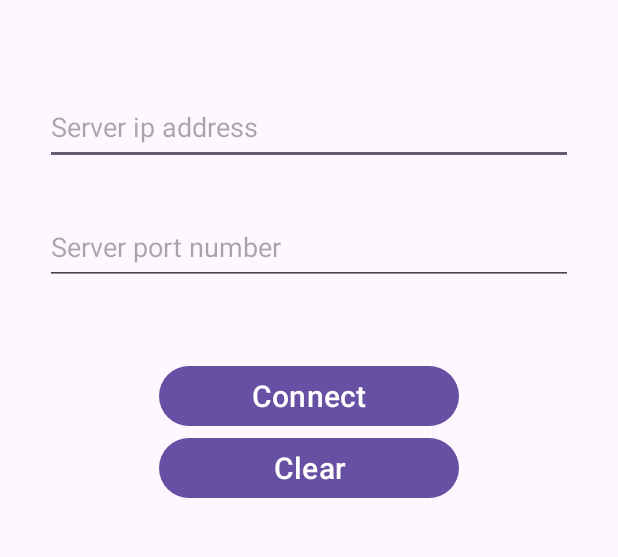
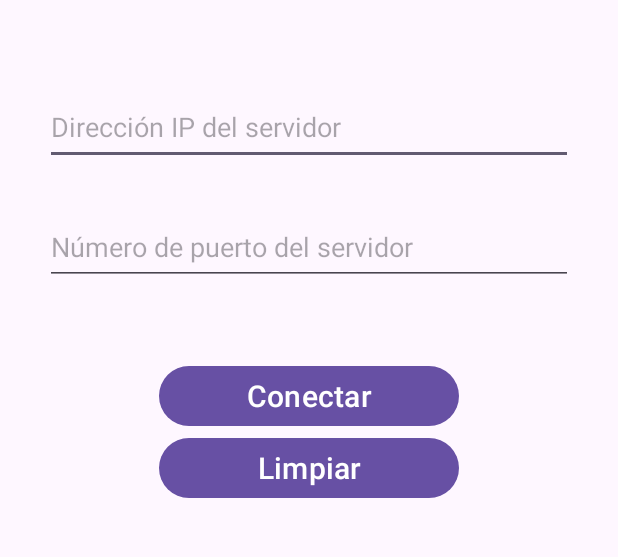
Before and after one commit to di-saldana/ChatApp, an Android app: the screen it shows after launch (LoginActivity), on a phone screen of 412 x 824 dp, the part 127-684 px from its top. Run offline under Robolectric (Android 15) with nearby library versions, the phone set to English and light mode, and no system bars.

Commit message:
Added documentation

```diff
--- a/app/src/main/java/es/ua/eps/chatapp/Client.kt
+++ b/app/src/main/java/es/ua/eps/chatapp/Client.kt
@@ -1,9 +1,11 @@
 package es.ua.eps.chatapp
 
+// Objeto singleton para el cliente del chat
 object ClientSingleton {
     lateinit var chatClient: ChatClient
         private set
 
+    // Función para inicializar el cliente del chat
     fun initialize() {
         chatClient = ChatClient()
     }
--- a/app/src/main/java/es/ua/eps/chatapp/LoginActivity.kt
+++ b/app/src/main/java/es/ua/eps/chatapp/LoginActivity.kt
@@ -6,6 +6,7 @@ import android.widget.Button
 import android.widget.EditText
 import androidx.appcompat.app.AppCompatActivity
 import kotlin.concurrent.thread
+
 class LoginActivity : AppCompatActivity() {
     private lateinit var editTextAddress: EditText
     private lateinit var editTextPort: EditText
@@ -23,19 +24,24 @@ class LoginActivity : AppCompatActivity() {
         buttonConnect = findViewById(R.id.connectButton)
         buttonClear = findViewById(R.id.clearButton)
 
+        // Establecer el evento onClickListener para el botón de conexión
         buttonConnect.setOnClickListener {
             val server_ip = editTextAddress.text.toString()
             val server_port = editTextPort.text.toString().toInt()
 
+            // Crear un hilo para realizar la conexión con el servidor en segundo plano
             thread {
                 ClientSingleton.chatClient.connect(server_ip, server_port)
             }
 
+            // Crear una instancia de la actividad principal y comenzarla
             val intent = Intent(this, MainActivity::class.java)
             startActivity(intent)
         }
 
+        // Establecer el evento onClickListener para el botón de clear
         buttonClear.setOnClickListener {
+            // Limpiar los campos de dirección y puerto
             editTextAddress.text.clear()
             editTextPort.text.clear()
         }
--- a/app/src/main/res/layout/activity_login.xml
+++ b/app/src/main/res/layout/activity_login.xml
@@ -4,6 +4,7 @@
     android:layout_height="match_parent"
     android:orientation="vertical" >
 
+    <!-- TextView para mostrar el título de la aplicación -->
     <TextView
         android:layout_width="wrap_content"
         android:layout_height="wrap_content"
@@ -14,23 +15,26 @@
         android:text="ChatApp"
         android:textStyle="bold" />
 
+    <!-- EditText para ingresar la dirección IP del servidor -->
     <EditText
         android:id="@+id/addressEditText"
         android:layout_width="match_parent"
         android:layout_height="50dp"
-        android:hint="Server ip address"
+        android:hint="Dirección IP del servidor"
         android:layout_gravity="center"
         android:layout_marginStart="30dp"
         android:layout_marginEnd="30dp"/>
 
+    <!-- EditText para ingresar el número de puerto del servidor -->
     <EditText
         android:id="@+id/portEditText"
         android:layout_width="match_parent"
         android:layout_height="50dp"
-        android:hint="Server port number"
+        android:hint="Número de puerto del servidor"
         android:layout_gravity="center"
         android:layout_margin="30dp"/>
 
+    <!-- Botón para conectar al servidor -->
     <Button
         android:id="@+id/connectButton"
         android:layout_width="200dp"
@@ -38,14 +42,15 @@
         android:layout_gravity="center"
         android:layout_marginTop="20dp"
         android:textSize="20dp"
-        android:text="Connect" />
+        android:text="Conectar" />
 
+    <!-- Botón para limpiar los campos de texto -->
     <Button
         android:id="@+id/clearButton"
         android:layout_width="200dp"
         android:layout_height="wrap_content"
         android:layout_gravity="center"
         android:textSize="20dp"
-        android:text="Clear" />
+        android:text="Limpiar" />
 
 </LinearLayout>
--- a/app/src/main/res/layout/activity_main.xml
+++ b/app/src/main/res/layout/activity_main.xml
@@ -4,6 +4,7 @@
     android:layout_height="match_parent"
     android:orientation="vertical">
 
+    <!-- RecyclerView para mostrar una lista de elementos -->
     <androidx.recyclerview.widget.RecyclerView
         android:id="@+id/recyclerView"
         android:layout_width="match_parent"
@@ -12,12 +13,14 @@
         android:padding="8dp"
         android:scrollbars="vertical" />
 
+    <!-- LinearLayout para la entrada de texto y el botón de enviar -->
     <LinearLayout
         android:layout_width="match_parent"
         android:layout_height="wrap_content"
         android:orientation="horizontal"
         android:padding="15dp">
 
+        <!-- EditText para escribir un mensaje -->
         <EditText
             android:id="@+id/messageEditText"
             android:layout_width="0dp"
@@ -28,6 +31,7 @@
             android:textIsSelectable="true"
             android:textCursorDrawable="@null"/>
 
+        <!-- Botón para enviar el mensaje -->
         <Button
             android:id="@+id/sendButton"
             android:layout_width="wrap_content"
--- a/app/src/main/res/layout/item_message.xml
+++ b/app/src/main/res/layout/item_message.xml
@@ -1,4 +1,3 @@
-<!-- res/layout/item_message.xml -->
 <LinearLayout
     xmlns:android="http://schemas.android.com/apk/res/android"
     android:layout_width="match_parent"
@@ -7,6 +6,7 @@
     android:orientation="vertical"
     android:layout_gravity="end">
 
+    <!-- Contenedor principal de la vista de un mensaje en la aplicación. -->
     <TextView
         android:id="@+id/messageText"
         android:layout_width="wrap_content"
```
Also changed, not shown: app/src/main/java/es/ua/eps/chatapp/ChatClient.kt (+8 -3 lines), app/src/main/java/es/ua/eps/chatapp/ChatServer.kt (+18 -13 lines), app/src/main/java/es/ua/eps/chatapp/MainActivity.kt (+12 -1 lines), app/src/main/java/es/ua/eps/chatapp/MessageAdapter.kt (+8 -0 lines).
